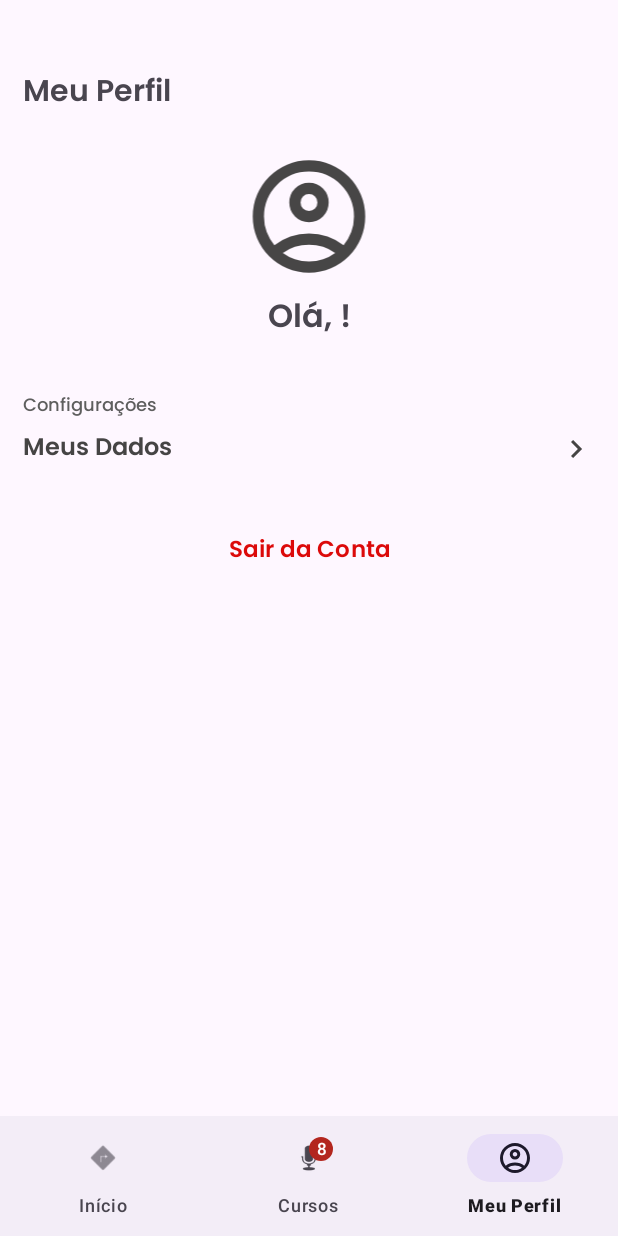
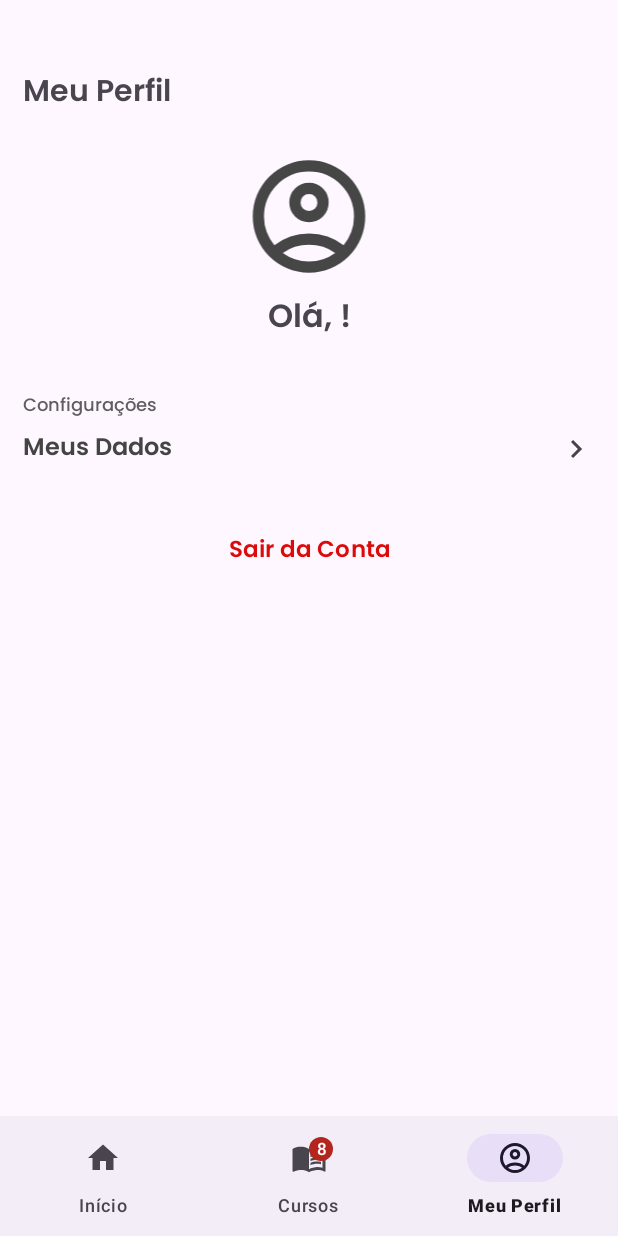
Before and after one commit to iamThiagoo/DevZone, an Android app: the screen it shows after launch once a user with an empty profile is signed in (NavigationActivity), item 3 of the bottom bar chosen, on a phone screen of 412 x 824 dp. Run offline under Robolectric (Android 15) with nearby library versions, the phone set to English and light mode, and no system bars; our stand-ins replace Firebase (no records; nobody signed in at launch, a user with empty details on screens opened directly).

Commit message:
Realizado a troca dos ícones de navegação

```diff
--- a/app/src/main/java/br/com/devzone/HomeFragment.java
+++ b/app/src/main/java/br/com/devzone/HomeFragment.java
@@ -5,6 +5,7 @@
 import android.view.LayoutInflater;
 import android.view.View;
 import android.view.ViewGroup;
+import android.widget.TextView;
 
 import androidx.annotation.NonNull;
 import androidx.fragment.app.Fragment;
@@ -13,6 +14,7 @@
 
 import com.google.android.gms.tasks.OnCompleteListener;
 import com.google.android.gms.tasks.Task;
+import com.google.firebase.auth.FirebaseAuth;
 import com.google.firebase.firestore.FirebaseFirestore;
 import com.google.firebase.firestore.QueryDocumentSnapshot;
 import com.google.firebase.firestore.QuerySnapshot;
@@ -26,9 +28,20 @@
     private RecyclerViewAdapter adapter;
     public List<String> dataList = new ArrayList<>();
 
+    private FirebaseAuth mAuth;
+
     @Override
     public View onCreateView(LayoutInflater inflater, ViewGroup container, Bundle savedInstanceState) {
         View view = inflater.inflate(R.layout.fragment_home, container, false);
+
+        // Resgata instância do Firebasee Auth
+        mAuth = FirebaseAuth.getInstance();
+
+        // Seta o nome do usuário na tela de Home
+        TextView textUsername = view.findViewById(R.id.textUsername);
+        String name = mAuth.getCurrentUser().getDisplayName();
+        textUsername.setText(name.split(" ")[0]);
+
 
         recyclerView = view.findViewById(R.id.recycler_view);
         LinearLayoutManager layoutManager = new LinearLayoutManager(getActivity(),
--- /dev/null
+++ b/app/src/main/res/drawable/course_navigation.xml
@@ -0,0 +1,8 @@
+<vector android:autoMirrored="true" android:height="24dp"
+    android:tint="#000000" android:viewportHeight="24"
+    android:viewportWidth="24" android:width="24dp" xmlns:android="http://schemas.android.com/apk/res/android">
+    <path android:fillColor="@android:color/white" android:pathData="M21,5c-1.11,-0.35 -2.33,-0.5 -3.5,-0.5c-1.95,0 -4.05,0.4 -5.5,1.5c-1.45,-1.1 -3.55,-1.5 -5.5,-1.5S2.45,4.9 1,6v14.65c0,0.25 0.25,0.5 0.5,0.5c0.1,0 0.15,-0.05 0.25,-0.05C3.1,20.45 5.05,20 6.5,20c1.95,0 4.05,0.4 5.5,1.5c1.35,-0.85 3.8,-1.5 5.5,-1.5c1.65,0 3.35,0.3 4.75,1.05c0.1,0.05 0.15,0.05 0.25,0.05c0.25,0 0.5,-0.25 0.5,-0.5V6C22.4,5.55 21.75,5.25 21,5zM21,18.5c-1.1,-0.35 -2.3,-0.5 -3.5,-0.5c-1.7,0 -4.15,0.65 -5.5,1.5V8c1.35,-0.85 3.8,-1.5 5.5,-1.5c1.2,0 2.4,0.15 3.5,0.5V18.5z"/>
+    <path android:fillColor="@android:color/white" android:pathData="M17.5,10.5c0.88,0 1.73,0.09 2.5,0.26V9.24C19.21,9.09 18.36,9 17.5,9c-1.7,0 -3.24,0.29 -4.5,0.83v1.66C14.13,10.85 15.7,10.5 17.5,10.5z"/>
+    <path android:fillColor="@android:color/white" android:pathData="M13,12.49v1.66c1.13,-0.64 2.7,-0.99 4.5,-0.99c0.88,0 1.73,0.09 2.5,0.26V11.9c-0.79,-0.15 -1.64,-0.24 -2.5,-0.24C15.8,11.66 14.26,11.96 13,12.49z"/>
+    <path android:fillColor="@android:color/white" android:pathData="M17.5,14.33c-1.7,0 -3.24,0.29 -4.5,0.83v1.66c1.13,-0.64 2.7,-0.99 4.5,-0.99c0.88,0 1.73,0.09 2.5,0.26v-1.52C19.21,14.41 18.36,14.33 17.5,14.33z"/>
+</vector>
--- /dev/null
+++ b/app/src/main/res/drawable/home_navigation.xml
@@ -0,0 +1,6 @@
+<vector android:height="24dp" android:tint="#000000"
+    android:viewportHeight="24" android:viewportWidth="24"
+    android:width="24dp" xmlns:android="http://schemas.android.com/apk/res/android">
+    <path android:fillColor="#e8eaed"
+        android:pathData="M10,20v-6h4v6h5v-8h3L12,3 2,12h3v8z"/>
+</vector>
--- a/app/src/main/res/layout/fragment_home.xml
+++ b/app/src/main/res/layout/fragment_home.xml
@@ -3,7 +3,8 @@
     xmlns:app="http://schemas.android.com/apk/res-auto"
     android:layout_width="match_parent"
     android:layout_height="match_parent"
-    android:orientation="vertical">
+    android:orientation="vertical"
+    android:padding="20dp">
 
 
     <!-- Cabeçalho -->
@@ -11,7 +12,7 @@
         android:id="@+id/header_layout"
         android:layout_width="match_parent"
         android:layout_height="wrap_content"
-        android:padding="16dp"
+        android:padding="20dp"
         android:elevation="4dp">
 
         <!-- Imagem de perfil do usuário -->
@@ -25,7 +26,7 @@
 
         <!-- Nome do usuário -->
         <TextView
-            android:id="@+id/text_username"
+            android:id="@+id/textUsername"
             android:layout_width="wrap_content"
             android:layout_height="wrap_content"
             android:layout_centerVertical="true"
--- a/app/src/main/res/menu/bottom_navigation_menu.xml
+++ b/app/src/main/res/menu/bottom_navigation_menu.xml
@@ -4,12 +4,12 @@
 
     <item
         android:id="@+id/home"
-        android:icon="@android:drawable/ic_menu_directions"
+        android:icon="@drawable/home_navigation"
         android:title="Início"/>
 
     <item
         android:id="@+id/course"
-        android:icon="@android:drawable/ic_btn_speak_now"
+        android:icon="@drawable/course_navigation"
         android:title="Cursos"/>
 
     <item
```
